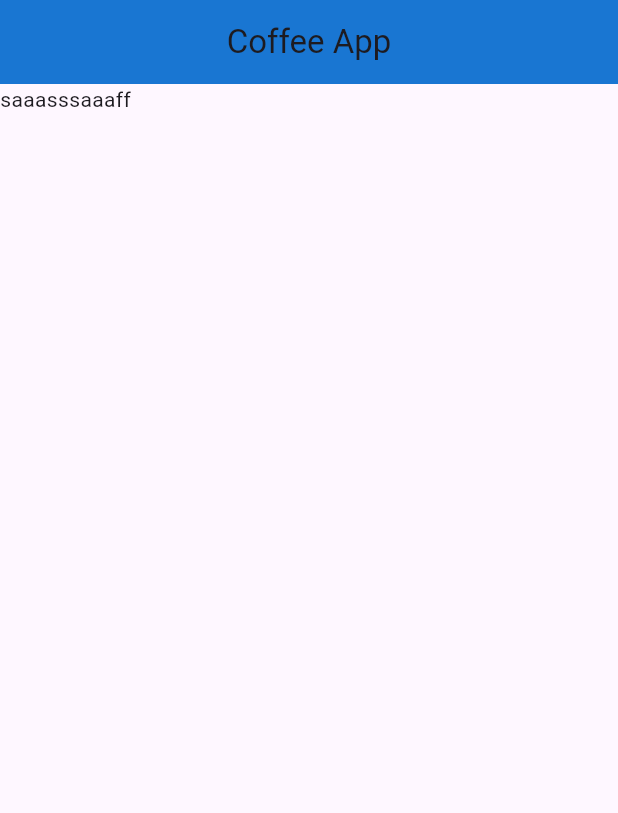
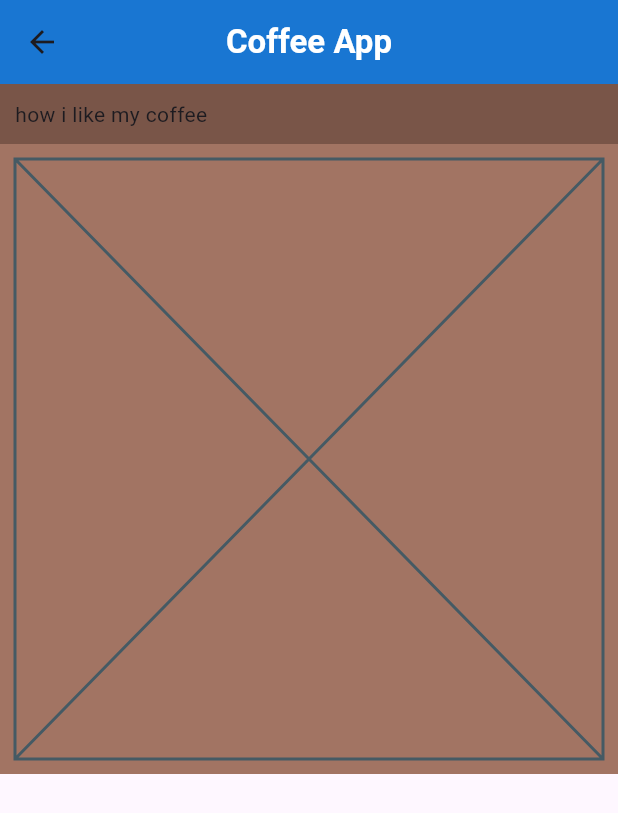
Before and after one commit to yagubhajili/MyFlutterProjects, a Flutter app: the Home screen opened directly, on a phone screen of 412 x 824 dp. Shown: the top 813 px of the screen. Run offline on Flutter 3.47's test engine with Material 3 defaults, Android fonts, the phone set to English and light mode, and no system bars.

Commit message:
columns and rows

```diff
--- /dev/null
+++ b/coofee_project/lib/coffee_prefs.dart
@@ -0,0 +1,10 @@
+import 'package:flutter/material.dart';
+
+class CoffeePrefs extends StatelessWidget {
+  const CoffeePrefs({super.key});
+
+  @override
+  Widget build(BuildContext context) {
+    return const Placeholder();
+  }
+}
--- a/coofee_project/lib/home.dart
+++ b/coofee_project/lib/home.dart
@@ -1,3 +1,4 @@
+import 'package:coofee_project/coffee_prefs.dart';
 import 'package:flutter/material.dart';
 
 class Home extends StatelessWidget {
@@ -7,11 +8,28 @@
   Widget build(BuildContext context) {
     return Scaffold(
       appBar: AppBar(
-        title: Text("Coffee App"),
+        title: Text(
+          "Coffee App",
+          style: TextStyle(color: Colors.white, fontWeight: FontWeight.bold),
+        ),
         backgroundColor: Colors.blue[700],
         centerTitle: true,
       ),
-      body: Text('saaasssaaaff'),
+      body: Column(
+        crossAxisAlignment: CrossAxisAlignment.stretch,
+        children: [
+          Container(
+            color: Colors.brown,
+            padding: EdgeInsets.all(10),
+            child: Text('how i like my coffee'),
+          ),
+          Container(
+            color: const Color.fromARGB(255, 162, 116, 99),
+            padding: EdgeInsets.all(10),
+            child: CoffeePrefs(),
+          ),
+        ],
+      ),
     );
   }
 }
```
Also changed, not shown: coofee_project/lib/main.dart (+43 -1 lines).
